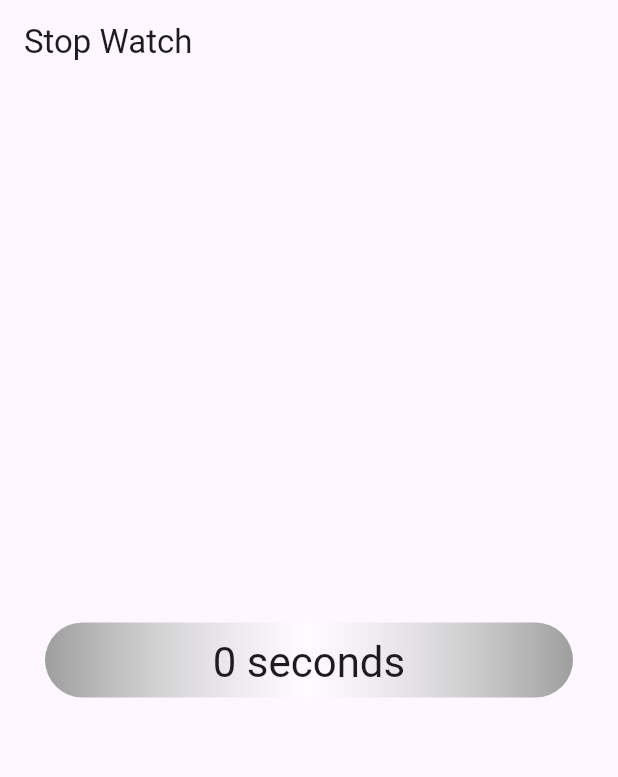
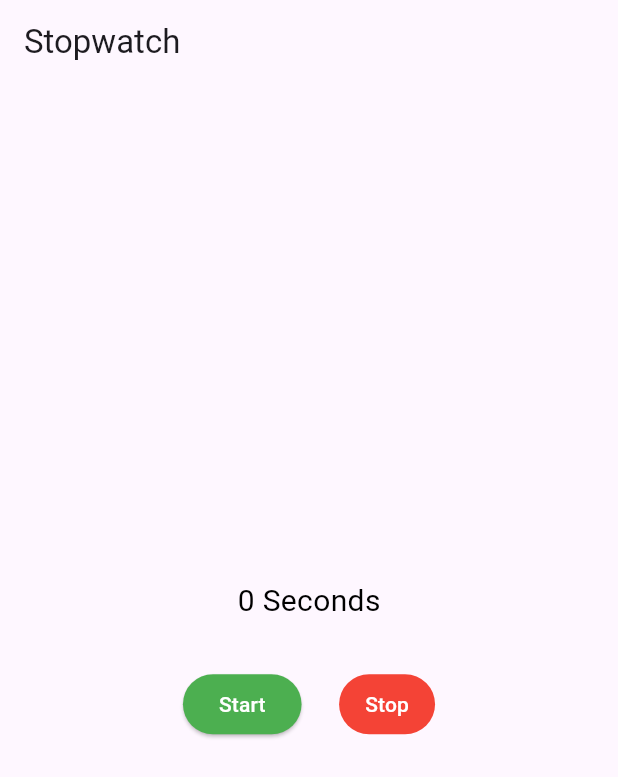
Before and after one commit to DeepakKumarBehera03/stopwatchApp, a Flutter app: the first screen one second after launch, on a phone screen of 412 x 824 dp. Shown: the top 777 px of the screen. Run offline on Flutter 3.47's test engine with Material 3 defaults, Android fonts, the phone set to English and light mode, and no system bars.

Commit message:
Update code block for adding start and stop button functionality

```diff
--- a/lib/main.dart
+++ b/lib/main.dart
@@ -2,7 +2,7 @@ import 'package:flutter/material.dart';
 import 'package:stopwatch/stopwatch.dart';
 
 void main(){
-  runApp(StopWatchApp());
+  runApp(const StopWatchApp());
 }
 
 class StopWatchApp extends StatelessWidget {
--- a/lib/stopwatch.dart
+++ b/lib/stopwatch.dart
@@ -9,21 +9,36 @@ class StopWatch extends StatefulWidget {
 }
 
 class _StopWatchState extends State<StopWatch> {
-  late int seconds;
+  int seconds = 0;
   Timer? timer;
-  @override
-  void initState() {
-    // TODO: implement initState
-    super.initState();
-    seconds = 0;
-    timer = Timer.periodic(Duration(seconds: 1), onTick);
+  bool isTicking = true;
+  void _startTimer(){
+    timer = Timer.periodic(const Duration(seconds: 1), _onTick);
+    setState(() {
+      seconds = 0;
+      isTicking = true;
+    });
   }
-  void onTick(Timer timer){
+  void stopTimer(){
+    timer!.cancel();
+    setState(() {
+      isTicking = false;
+    });
+  }
+  // @override
+  // void initState() {
+  //   super.initState();
+  //   // TODO: implement initState
+  //   seconds = 0;
+  //   timer = Timer.periodic(Duration(seconds: 1), _onTick);
+  // }
+  void _onTick(Timer time){
     setState(() {
       ++seconds;
     });
   }
-  String _secondText() => (seconds == 1 ? "second" : "seconds");
+
+  String time() => (seconds == 1? "Second":"Seconds");
   @override
   void dispose() {
     // TODO: implement dispose
@@ -34,35 +49,43 @@ class _StopWatchState extends State<StopWatch> {
   Widget build(BuildContext context) {
     return Scaffold(
       appBar: AppBar(
-        title: Text("Stop Watch"),
+        title: const Text("Stopwatch"),
       ),
-      body: Center(
-        child: Container(
-          margin: const EdgeInsets.fromLTRB(30, 0, 30, 0),
-          height: 50,
-          width: 450,
-          decoration:  BoxDecoration(
-
-            gradient: const LinearGradient(
-              colors: [
-                Colors.grey,
-                Colors.white54,
-                Colors.grey
-              ],
-            ),
-            borderRadius: BorderRadius.circular(30),
+      body: Column(
+        mainAxisAlignment: MainAxisAlignment.center,
+            children: [
+              Text(
+                "$seconds ${time()}",
+                style: const TextStyle(
+                  color: Colors.black,
+                  fontSize: 20
+                ),
+              ),
+              const SizedBox(height: 30,),
+              Row(
+                mainAxisAlignment: MainAxisAlignment.center,
+                children: [
+                  ElevatedButton(
+                    style: ButtonStyle(
+                      backgroundColor: MaterialStateProperty.all(Colors.green),
+                      foregroundColor: MaterialStateProperty.all(Colors.white),
+                    ),
+                    onPressed: isTicking ? _startTimer :null,
+                    child: const Text("Start"),
+                  ),
+                  const SizedBox(width: 25,),
+                  TextButton(
+                    style: ButtonStyle(
+                      backgroundColor: MaterialStateProperty.all(Colors.red),
+                      foregroundColor: MaterialStateProperty.all(Colors.white),
+                    ),
+                    onPressed: isTicking == true ? stopTimer : null,
+                    child: const Text("Stop"),
+                  )
+                ],
+              )
+            ],
           ),
-          child: Padding(
-            padding: const EdgeInsets.all(8.0),
-            child: Center(
-              child: Text(
-                "$seconds ${_secondText()}",
-                style: Theme.of(context).textTheme.headlineMedium,
-              ),
-            ),
-          ),
-        ),
-      ),
     );
   }
 }
```
